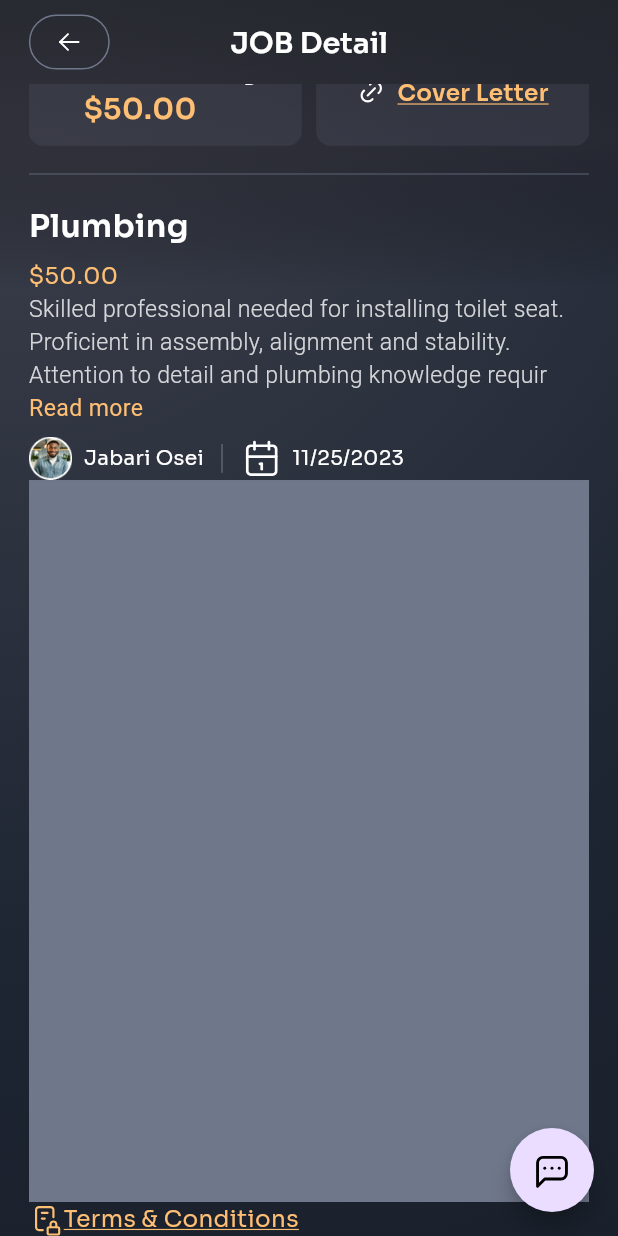
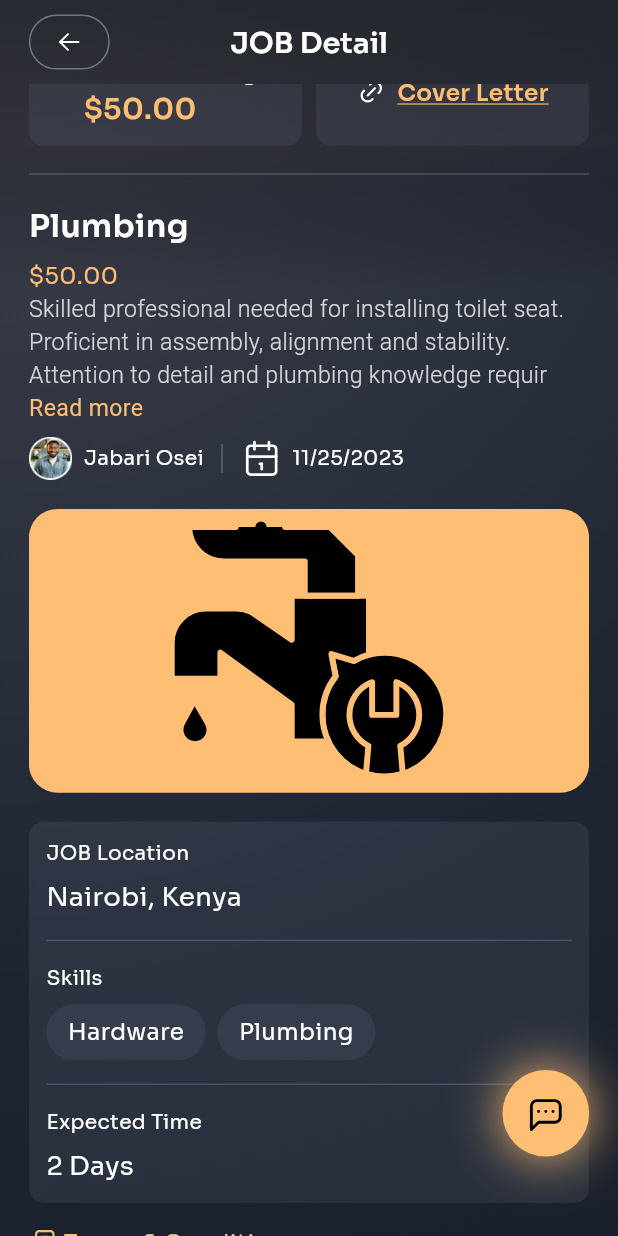
Before and after one commit to gsarvaiyasqt/JOBISTOO, a Flutter app: the JobDetailsScreen screen opened directly, scrolled down 180 dp, on a phone screen of 412 x 824 dp. Run offline on Flutter 3.47's test engine with Material 3 defaults, Android fonts, the phone set to English and light mode, and no system bars; our stand-ins replace flutter_svg, readmore.

Commit message:
job details screen completed

```diff
--- a/lib/app/tab_seller/view/job_details_screen.dart
+++ b/lib/app/tab_seller/view/job_details_screen.dart
@@ -1,10 +1,13 @@
 import 'package:flutter/material.dart';
 import 'package:flutter_svg/svg.dart';
+import 'package:jobisto/app/tab_orders/common_component/custom_job_app_bar.dart';
 import 'package:jobisto/app/tab_seller/components/custom_gridview_job_details.dart';
 import 'package:jobisto/app/tab_seller/domain/dummy_models/job_details_model.dart';
 import 'package:jobisto/base/common_components/custom/custom_appbar_prefix_icon.dart';
 import 'package:jobisto/base/common_components/custom/custom_background.dart';
 import 'package:jobisto/utils/utils.dart';
+
+import '../../tab_orders/domain/dummy_models/skilles_model.dart';
 
 class JobDetailsScreen extends StatefulWidget {
   const JobDetailsScreen({super.key});
@@ -17,17 +20,6 @@ class _JobDetailsScreenState extends State<JobDetailsScreen> {
   @override
   Widget build(BuildContext context) {
     return Scaffold(
-      floatingActionButton: FloatingActionButton(onPressed: () {
-
-      },
-
-        shape: CircleBorder(),
-      child: SizedBox(
-        height: 30.sp,
-        width: 30.sp,
-        child: ImageUtil.iconImageClass.messageChatIcon,
-      ),
-      ),
       extendBodyBehindAppBar: true,
       appBar: AppBar(
         leadingWidth: 76.sp,
@@ -41,6 +33,7 @@ class _JobDetailsScreenState extends State<JobDetailsScreen> {
       body: CustomBackGround(
         childBody: SafeArea(
           child: Stack(
+            alignment: Alignment.bottomRight,
             children: [
               Padding(
                 padding: EdgeInsets.symmetric(horizontal: 20.sp),
@@ -152,7 +145,79 @@ class _JobDetailsScreenState extends State<JobDetailsScreen> {
                         ],
                       ),
 
-                      Container(height: 500.sp,color: kLightGrayColor,),
+                      Container(
+                        margin: EdgeInsets.symmetric(vertical: 20.sp),
+                        width: double.infinity,
+                        decoration: BoxDecoration(
+                          color: kPrimaryColor,
+                          borderRadius: BorderRadius.circular(20.sp)
+                        ),
+                        child: Padding(
+                          padding: const EdgeInsets.all(8),
+                          child: SizedBox(
+                            height: 180.sp,
+                            child: ImageUtil.iconImageClass.plumbingProfileIcon,
+                          ),
+                        ),
+                      ),
+
+                      Container(
+                        padding: EdgeInsets.all(12.sp),
+                        decoration: BoxDecoration(
+                          borderRadius: BorderRadius.circular(10),
+                          color: kLightGrayColor.withOpacity(0.17),
+                        ),
+                        child: Column(
+                          crossAxisAlignment: CrossAxisAlignment.start,
+                          children: [
+                            Text("JOB Location",style: CustomTextStyle.primaryTextColorFont14W400,),
+                            SizedBox(height: 8.sp),
+                            Row(
+                              children: [
+                                Flexible(child: Text("Nairobi, Kenya",style: CustomTextStyle.primaryTextColorFont18W400,)),
+                              ],
+                            ),
+                            SizedBox(height: 16.sp),
+                            Container(
+                              height: 1.sp,
+                              color: kLightGrayColor.withOpacity(0.5),
+                            ),
+                            SizedBox(height: 16.sp),
+                            Text("Skills",style: CustomTextStyle.primaryTextColorFont14W400,),
+                            SizedBox(height: 8.sp),
+                            Wrap(
+                              spacing: 8.sp,
+                              children: List.generate(SkillsModel.skillsList.length, (index) {
+                                return Container(
+                                  padding: EdgeInsets.symmetric(horizontal: 15.sp,vertical: 8.sp),
+                                  decoration: BoxDecoration(
+                                      color: Color(0xff6F778B).withOpacity(0.16),
+                                      borderRadius: BorderRadius.circular(60.sp)
+                                  ),
+                                  child: Text(SkillsModel.skillsList[index].skill ?? "",style: CustomTextStyle.primaryTextColorFont16W400.copyWith(
+                                      fontWeight: FontWeight.w300
+                                  ),),
+                                );
+                              }),
+                            ),
+                            SizedBox(height: 16.sp),
+                            Container(
+                              height: 1.sp,
+                              color: kLightGrayColor.withOpacity(0.5),
+                            ),
+                            SizedBox(height: 16.sp),
+                            Text("Expected Time",style: CustomTextStyle.primaryTextColorFont14W400,),
+                            SizedBox(height: 8.sp),
+                            Row(
+                              children: [
+                                Flexible(child: Text("2 Days",style: CustomTextStyle.primaryTextColorFont18W400,)),
+                              ],
+                            ),
+                          ],
+                        ),
+                      ),
+
+                      SizedBox(height: 16.sp,),
 
                       Row(
                         children: [
@@ -163,12 +228,38 @@ class _JobDetailsScreenState extends State<JobDetailsScreen> {
                             child: ImageUtil.iconImageClass.termsAndConditionIcon,
                           ),
 
+
+
                           Text("Terms & Conditions",style: CustomTextStyle.yellowRegularFont16Style.copyWith(decoration: TextDecoration.underline,decorationColor: kPrimaryColor),)
 
                         ],
-                      )
+                      ),
+
+                      SizedBox(height: 15.sp,),
+
                     ],
                   ),
+                ),
+              ),
+
+              Container(
+                margin: EdgeInsets.only(bottom: 55.sp,right: 20.sp),
+                padding: EdgeInsets.all(15.sp),
+                decoration: BoxDecoration(
+                  boxShadow: [
+                    BoxShadow(
+                      // offset: Offset(5, 10),
+                      color: kPrimaryColor,
+                      blurRadius: 30.sp
+                    )
+                  ],
+                  color: kPrimaryColor,
+                  shape: BoxShape.circle,
+                ),
+                child: SizedBox(
+                  height: 30.sp,
+                  width: 30.sp,
+                  child: ImageUtil.iconImageClass.messageChatIcon,
                 ),
               )
             ],
--- a/lib/utils/common_utils/image_utils.dart
+++ b/lib/utils/common_utils/image_utils.dart
@@ -39,7 +39,7 @@ class IconImageClass{
   Widget get linkIcon => const CustomSvgPictures.asset("$iconPath/link.svg", fit: BoxFit.cover);
   Widget get locationIcon => const CustomSvgPictures.asset("$iconPath/location.svg", fit: BoxFit.cover);
   Widget get messageChatIcon => const CustomSvgPictures.asset("$iconPath/message_chat.svg", fit: BoxFit.cover);
-  Widget get plumbingProfileIcon => const CustomSvgPictures.asset("$iconPath/plumbing_profile.svg", fit: BoxFit.cover);
+  Widget get plumbingProfileIcon => const CustomSvgPictures.asset("$iconPath/plumbing_profile.svg", fit: BoxFit.contain);
   Widget get processIcon => const CustomSvgPictures.asset("$iconPath/Process.svg", fit: BoxFit.cover);
   Widget get rejectedIcon => const CustomSvgPictures.asset("$iconPath/rejected.svg", fit: BoxFit.cover);
   Widget get reviewStarIcon => const CustomSvgPictures.asset("$iconPath/review_star.svg", fit: BoxFit.cover);
--- a/lib/utils/routes/routing.dart
+++ b/lib/utils/routes/routing.dart
@@ -17,7 +17,7 @@ class Routes {
     TabRoute.tabRoute:(context) => TabRoute.tabChild,
     TabSettingsRoute.becomeAJobberRoute:(context) => TabSettingsRoute.becomeAJobberChild,
     TabSellerRoute.manageJobScreenRoute:(context) => TabSellerRoute.manageJobScreenChild,
-    TabSellerRoute.jobDetailsScreenRoute:(context) => TabSellerRoute.jobDetailsChild
+    TabSellerRoute.jobDetailsScreenRoute:(context) => TabSellerRoute.jobDetailsChild,
     TabOrderRoute.orderDetailRoute : (context) => TabOrderRoute.becomeAJobberChild
   };
 }
```
